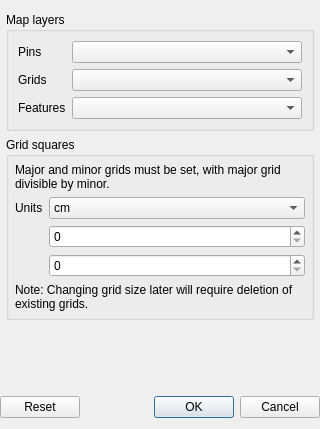
First picture: the form in fdt_settingsdlg.ui, repository ArthurLion97/fossildigtools, before the edit.
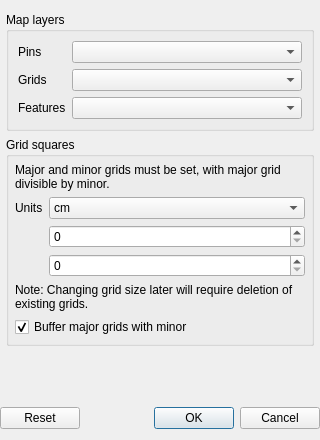
Second picture: the form after the edit. Icons and pictures are not drawn. Custom widgets are drawn as their Qt base class.

Commit message: Add buffering of major grids with minor ones as a setting

```diff
--- a/fdt_settingsdlg.ui
+++ b/fdt_settingsdlg.ui
@@ -7,7 +7,7 @@
     <x>0</x>
     <y>0</y>
     <width>320</width>
-    <height>429</height>
+    <height>440</height>
    </rect>
   </property>
   <property name="minimumSize">
@@ -43,7 +43,7 @@
         <x>0</x>
         <y>0</y>
         <width>308</width>
-        <height>371</height>
+        <height>382</height>
        </rect>
       </property>
       <layout class="QVBoxLayout" name="verticalLayout_2">
@@ -214,6 +214,19 @@
             </property>
            </widget>
           </item>
+          <item>
+           <widget class="QCheckBox" name="gridsBufferMajor">
+            <property name="toolTip">
+             <string>Add perimeter of minor grids around major grids</string>
+            </property>
+            <property name="text">
+             <string>Buffer major grids with minor</string>
+            </property>
+            <property name="checked">
+             <bool>true</bool>
+            </property>
+           </widget>
+          </item>
          </layout>
         </widget>
        </item>
```
The commit also changes 3 other files.
